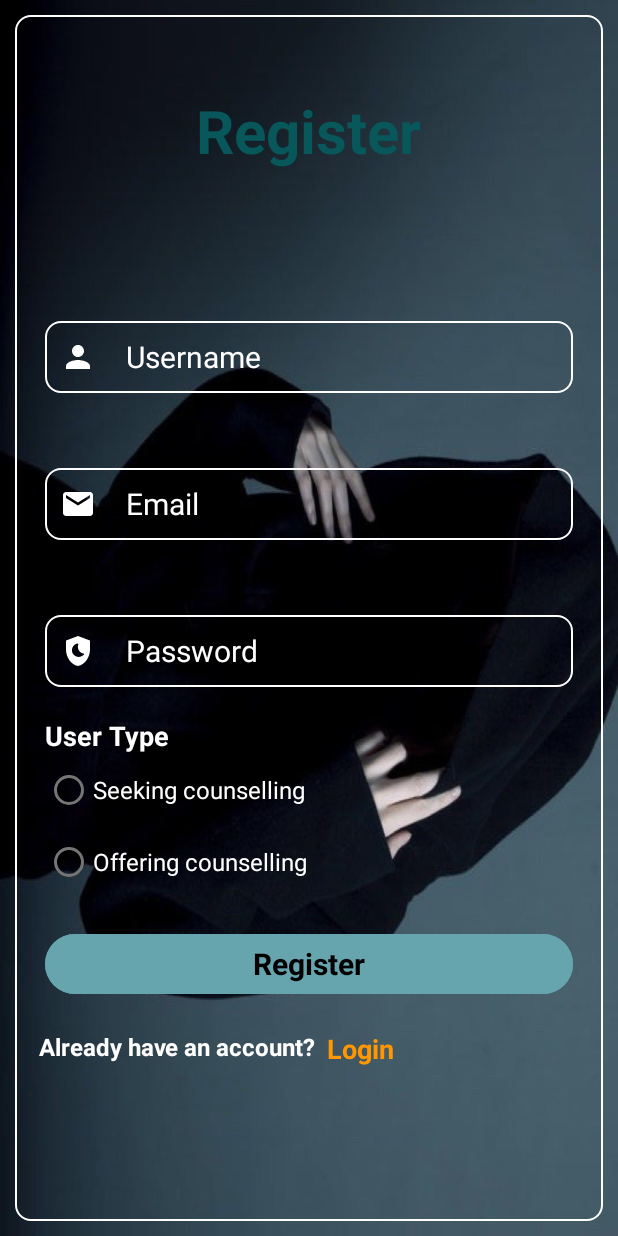
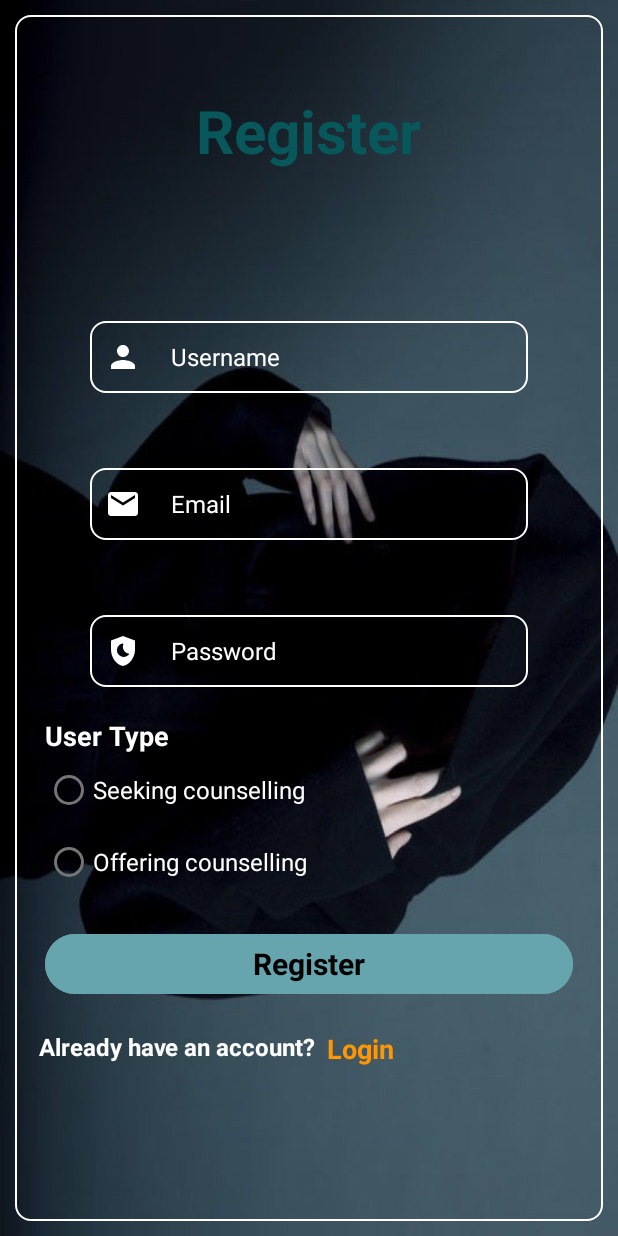
Before and after one commit to alfred-dev21/anonymous_counselling_app, an Android app: the RegisterActivity screen opened directly, with no data from a screen before it, on a phone screen of 412 x 824 dp. Run offline under Robolectric (Android 15) with nearby library versions, the phone set to English and light mode, and no system bars.

Commit message:
today was productive

```diff
--- a/app/src/main/java/com/example/anonymouscouncellingapp/clientui/clientHomeActivity.java
+++ b/app/src/main/java/com/example/anonymouscouncellingapp/clientui/clientHomeActivity.java
@@ -95,6 +95,7 @@ public class clientHomeActivity extends AppCompatActivity implements NavigationV
             case R.id.logout_menuItem:
                 Intent intent = new Intent(clientHomeActivity.this, LoginActivity.class);
                 startActivity(intent);
+                finish();
                 break;
             default:
                 return false;
--- a/app/src/main/java/com/example/anonymouscouncellingapp/links/Links.java
+++ b/app/src/main/java/com/example/anonymouscouncellingapp/links/Links.java
@@ -1,7 +1,7 @@
 package com.example.anonymouscouncellingapp.links;
 
 public class Links {
-    public static String LOGIN_PHP = "https://lamp.ms.wits.ac.za/home/s1858930/login.php";
+    public static String LOGIN_PHP = "https://lamp.ms.wits.ac.za/home/s1858930/main.php";
     public static String REGISTER_PHP = "https://lamp.ms.wits.ac.za/home/s1858930/register.php";
     public static String PROBLEMS_PHP = "https://lamp.ms.wits.ac.za/home/s1858930/problems.php";
     public static String SAVE_PROBLEMS_PHP = "https://lamp.ms.wits.ac.za/home/s1858930/save_user_problems.php";
--- a/app/src/main/res/layout/activity_register.xml
+++ b/app/src/main/res/layout/activity_register.xml
@@ -38,8 +38,8 @@
             android:textColorHint="@color/white"
             android:textColor="@color/white"
             android:padding="10sp"
-            android:textSize="20sp"
-            android:layout_marginHorizontal="20sp"
+            android:textSize="16sp"
+            android:layout_marginHorizontal="50sp"
             android:layout_below="@+id/register_tag"
             android:layout_marginTop="50sp"/>
 
@@ -55,8 +55,8 @@
             android:textColorHint="@color/white"
             android:textColor="@color/white"
             android:padding="10sp"
-            android:textSize="20sp"
-            android:layout_marginHorizontal="20sp"
+            android:textSize="16sp"
+            android:layout_marginHorizontal="50sp"
             android:layout_below="@+id/user_username"
             android:layout_marginTop="50sp"/>
 
@@ -72,8 +72,8 @@
             android:drawablePadding="20sp"
             android:textColorHint="@color/white"
             android:padding="10sp"
-            android:textSize="20sp"
-            android:layout_marginHorizontal="20sp"
+            android:textSize="16sp"
+            android:layout_marginHorizontal="50sp"
             android:layout_below="@+id/user_email"
             android:layout_marginTop="50sp"/>
 
```
Also changed, not shown: app/src/main/java/com/example/anonymouscouncellingapp/LoginActivity.java (+28 -7 lines), app/src/main/res/layout/activity_client_home.xml (+4 -5 lines), app/src/main/res/drawable/cl_bg.jpg (added).
